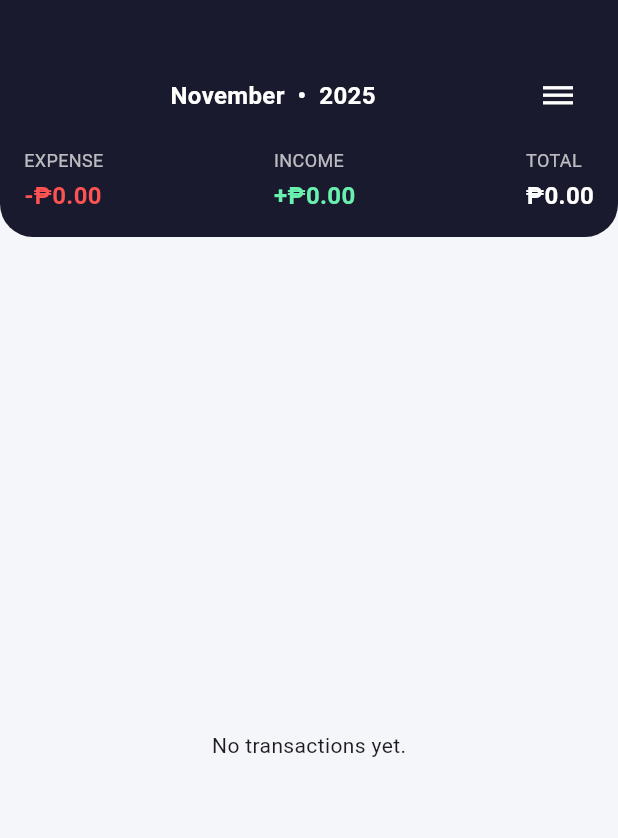
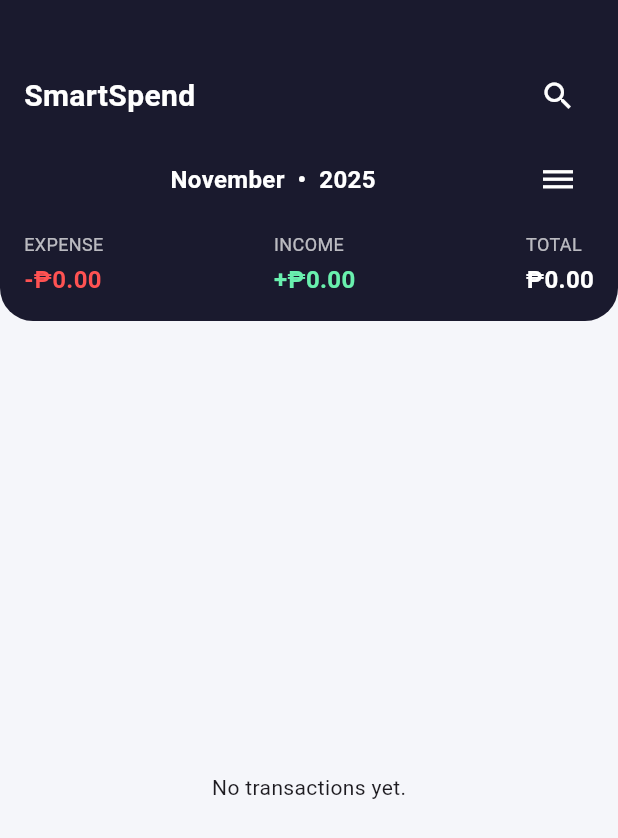
Before and after one commit to ItZotic/smartspend, a Flutter app: the HomeScreen screen opened directly, on a phone screen of 412 x 824 dp. Shown: the top 838 px of the screen. Run offline on Flutter 3.47's test engine with Material 3 defaults, Android fonts, the light colour scheme and no system bars; our stand-ins replace cloud_firestore, firebase_auth, firebase_core, fl_chart, font_awesome_flutter; accounts and stored records are empty.

Commit message:
Remove extra search hint

```diff
--- a/lib/home.dart
+++ b/lib/home.dart
@@ -114,6 +114,30 @@
                   mainAxisSize: MainAxisSize.min,
                   crossAxisAlignment: CrossAxisAlignment.start,
                   children: [
+                    Row(
+                      mainAxisAlignment: MainAxisAlignment.spaceBetween,
+                      children: [
+                        const Text(
+                          'SmartSpend',
+                          style: TextStyle(
+                            color: Colors.white,
+                            fontSize: 20,
+                            fontWeight: FontWeight.bold,
+                          ),
+                        ),
+                        IconButton(
+                          onPressed: () {
+                            showSearch(
+                              context: context,
+                              delegate: TransactionSearchDelegate(allDocs),
+                            );
+                          },
+                          icon:
+                              const Icon(Icons.search, color: Colors.white),
+                        ),
+                      ],
+                    ),
+                    const SizedBox(height: 8),
                     Row(
                       mainAxisAlignment: MainAxisAlignment.spaceBetween,
                       children: [
@@ -868,9 +892,7 @@
   @override
   Widget buildSuggestions(BuildContext context) {
     if (query.trim().isEmpty) {
-      return const Center(
-        child: Text('Search by note, category, or account name.'),
-      );
+      return const SizedBox.shrink();
     }
     final matches = _filterDocs();
     if (matches.isEmpty) {
```
